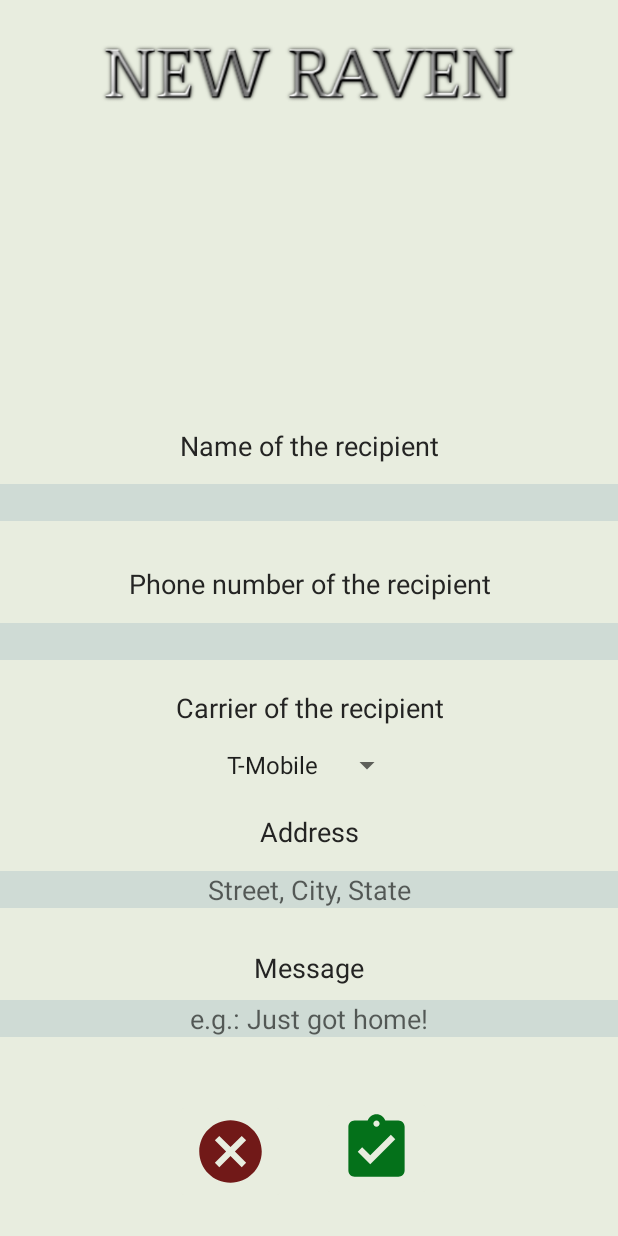
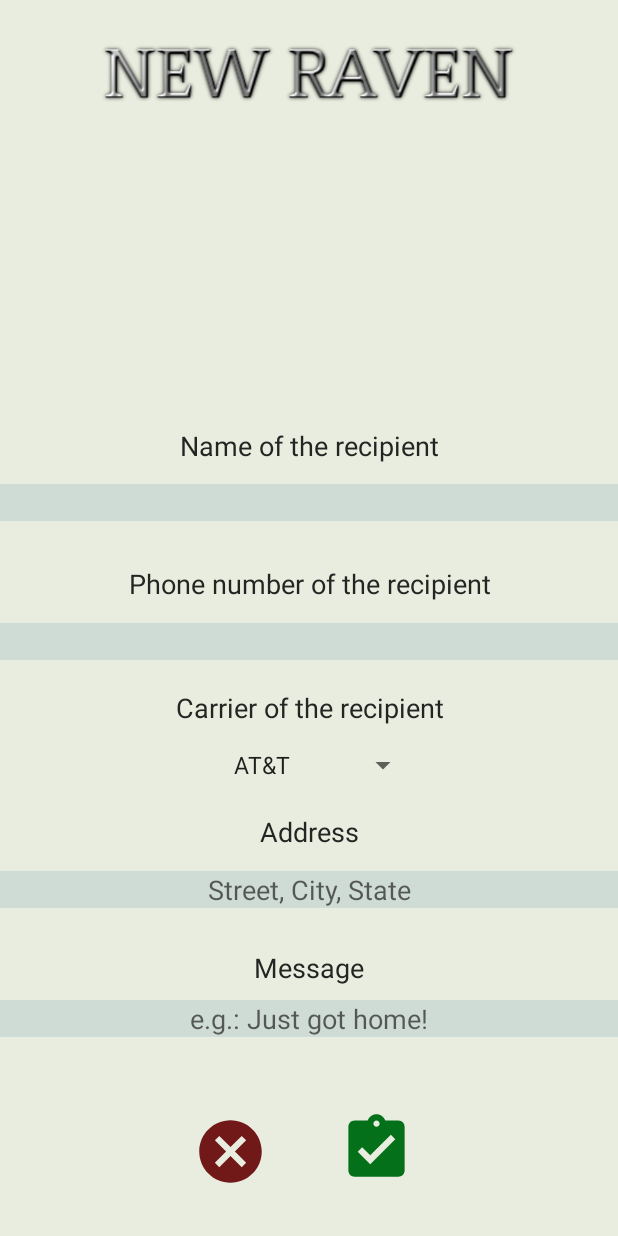
Before and after one commit to AmineToualbi/KotlinRaven, an Android app: the NewRaven screen opened directly, with no data from a screen before it, on a phone screen of 412 x 824 dp. Run offline under Robolectric (Android 15) with nearby library versions, the phone set to English and light mode, and no system bars.

Commit message:
Added Carrier Field to UI & Raven Model

```diff
--- /dev/null
+++ b/app/src/main/java/com/toualbiapps/aminetoualbi/raven/view/Common/Common.kt
@@ -0,0 +1,19 @@
+package com.toualbiapps.aminetoualbi.raven.view.Common
+
+class Common {
+
+    companion object {
+        val carriers = arrayOf("AT&T", "Verizon", "T-Mobile", "Sprint", "Alltel", "Boost",
+                "Cricket", "Google Fi", "Virgin")
+        val carriersEmails : HashMap<String, String> = hashMapOf(
+                "AT&T" to "@txt.att.net",
+                "Verizon" to "@vtext.com",
+                "T-Mobile" to "@tmomail.net",
+                "Sprint" to "@messaging.sprintpcs.com",
+                "Alltel" to "@message.alltel.com",
+                "Boost" to "@myboostmobile.com",
+                "Cricket" to "@sms.cricketwireless.net",
+                "Google Fi" to "@msg.fi.google.com",
+                "Virgin" to "@vmobl.com")
+    }
+}
--- a/app/src/main/java/com/toualbiapps/aminetoualbi/raven/view/NewRaven.kt
+++ b/app/src/main/java/com/toualbiapps/aminetoualbi/raven/view/NewRaven.kt
@@ -19,6 +19,7 @@ import com.toualbiapps.aminetoualbi.raven.view.model.Raven
 import com.toualbiapps.aminetoualbi.raven.view.permissions.RequestPermission
 import com.toualbiapps.aminetoualbi.raven.view.providers.IRavenProvider
 import com.google.gson.Gson
+import com.toualbiapps.aminetoualbi.raven.view.Common.Common
 import kotlinx.android.synthetic.main.activity_new_raven.*
 import org.json.JSONArray
 import java.io.IOException
@@ -29,6 +30,7 @@ class NewRaven : AppCompatActivity(), AdapterView.OnItemSelectedListener {
     //Fields used to create Ravens.
     var ravenName: String? = null
     var ravenPhoneNo: String? = null
+    var ravenCarrier: String? = null
     var ravenAddress: String? = null
     var ravenLongitude: Double = 0.0
     var ravenLatitude: Double = 0.0
@@ -40,7 +42,6 @@ class NewRaven : AppCompatActivity(), AdapterView.OnItemSelectedListener {
 
     private val PermissionsRequestCode = 456
     private lateinit var req_permission: RequestPermission
-
 
     //Database:
     @Inject
@@ -61,22 +62,21 @@ class NewRaven : AppCompatActivity(), AdapterView.OnItemSelectedListener {
     //List that will contain the current address "reverse geocoded" by the geocoder.
     var addresses: List<Address> = emptyList()
 
-    var carriers = arrayOf("T-Mobile", "AT&T", "Sprint")
-    var spinner: Spinner? = null
+    var carrierSpinner: Spinner? = null
 
     override fun onCreate(savedInstanceState: Bundle?) {
         super.onCreate(savedInstanceState)
         setContentView(R.layout.activity_new_raven)
 
-        spinner = findViewById(R.id.enteredCarrier) as Spinner
-        spinner!!.setOnItemSelectedListener(this)
+        carrierSpinner = findViewById(R.id.enteredCarrier) as Spinner
+        carrierSpinner!!.setOnItemSelectedListener(this)
 
         // Create an ArrayAdapter using a simple spinner layout and languages array
-        val aa = ArrayAdapter(this, android.R.layout.simple_spinner_item, carriers)
+        val aa = ArrayAdapter(this, android.R.layout.simple_spinner_item, Common.carriers)
         // Set layout to use when the list of choices appear
         aa.setDropDownViewResource(android.R.layout.simple_spinner_dropdown_item)
         // Set Adapter to Spinner
-        spinner!!.setAdapter(aa)
+        carrierSpinner!!.setAdapter(aa)
 
         //Access to app db.
         DatabaseApp.component.inject(this)
@@ -103,6 +103,7 @@ class NewRaven : AppCompatActivity(), AdapterView.OnItemSelectedListener {
 
             ravenName = enteredName.text.toString()
             ravenPhoneNo = enteredNumber.text.toString()
+            ravenCarrier = carrierSpinner!!.selectedItem.toString()
             ravenAddress = enteredAddress.text.toString()
             ravenMessage = enteredMessage.text.toString()
 
@@ -247,7 +248,7 @@ class NewRaven : AppCompatActivity(), AdapterView.OnItemSelectedListener {
     private fun saveRaven(newRavenID: Int, goBackToMainActivity: Intent) {
 
         val raven: Raven = Raven(newRavenID, ravenName.toString(),
-                ravenPhoneNo.toString(), "Sprint", ravenMessage.toString(), ravenLongitude, ravenLatitude, true)
+                ravenPhoneNo.toString(), ravenCarrier.toString(), ravenMessage.toString(), ravenLongitude, ravenLatitude, true)
 
         MainActivity.ravenID++
 
--- a/app/src/main/res/layout/activity_new_raven.xml
+++ b/app/src/main/res/layout/activity_new_raven.xml
@@ -116,6 +116,7 @@
         tools:layout_constraintLeft_creator="1"
         tools:layout_constraintRight_creator="1"
         android:layout_marginBottom="20dp"
+        android:layout_marginLeft="15dp"
         />
 
     <TextView
```
